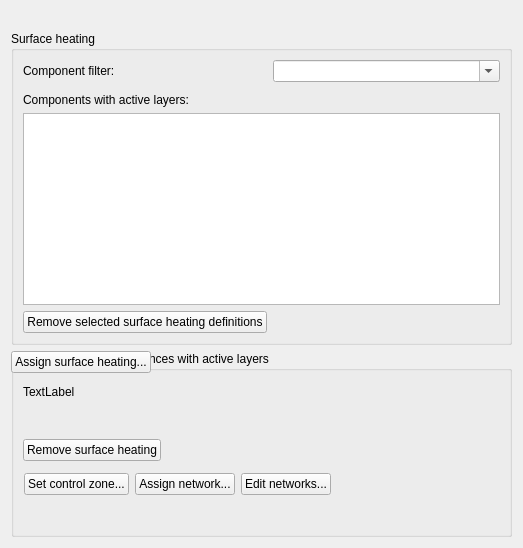
First picture: the form in SIM-VICUS/src/SVPropBuildingSurfaceHeatingWidget.ui, repository ghorwin/SIM-VICUS, before the edit.
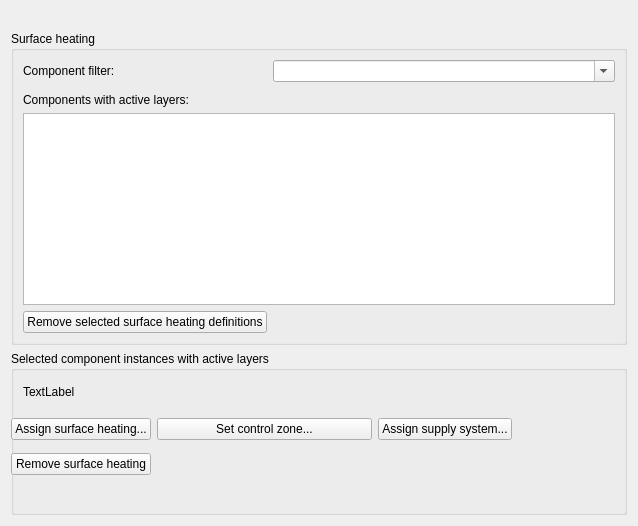
Second picture: the form after the edit.

The edit to the form file:
```diff
--- a/SIM-VICUS/src/SVPropBuildingSurfaceHeatingWidget.ui
+++ b/SIM-VICUS/src/SVPropBuildingSurfaceHeatingWidget.ui
@@ -6,8 +6,8 @@
    <rect>
     <x>0</x>
     <y>0</y>
-    <width>523</width>
-    <height>548</height>
+    <width>638</width>
+    <height>526</height>
    </rect>
   </property>
   <property name="sizePolicy">
@@ -142,9 +142,28 @@
        <string>TextLabel</string>
       </property>
      </widget>
-     <widget class="QWidget" name="">
-      <layout class="QHBoxLayout" name="horizontalLayout">
-       <item>
+     <widget class="QWidget" name="layoutWidget">
+      <property name="geometry">
+       <rect>
+        <x>0</x>
+        <y>0</y>
+        <width>480</width>
+        <height>27</height>
+       </rect>
+      </property>
+      <layout class="QHBoxLayout" name="horizontalLayout"/>
+     </widget>
+     <widget class="QWidget" name="layoutWidget">
+      <property name="geometry">
+       <rect>
+        <x>0</x>
+        <y>60</y>
+        <width>501</width>
+        <height>71</height>
+       </rect>
+      </property>
+      <layout class="QGridLayout" name="gridLayout">
+       <item row="0" column="0">
         <widget class="QPushButton" name="pushButtonAssignSurfaceHeating">
          <property name="text">
           <string>Assign surface heating...</string>
@@ -157,39 +176,40 @@
          </property>
         </widget>
        </item>
-       <item>
-        <spacer name="horizontalSpacer_10">
-         <property name="orientation">
-          <enum>Qt::Horizontal</enum>
+       <item row="0" column="1">
+        <widget class="QPushButton" name="pushButtonAssignSurfaceHeatingControlZone">
+         <property name="text">
+          <string>Set control zone...</string>
          </property>
-         <property name="sizeHint" stdset="0">
+         <property name="iconSize">
           <size>
-           <width>299</width>
-           <height>22</height>
+           <width>24</width>
+           <height>24</height>
           </size>
          </property>
-        </spacer>
+        </widget>
        </item>
-      </layout>
-     </widget>
-     <widget class="QWidget" name="">
-      <property name="geometry">
-       <rect>
-        <x>12</x>
-        <y>88</y>
-        <width>481</width>
-        <height>27</height>
-       </rect>
-      </property>
-      <layout class="QFormLayout" name="formLayout">
-       <item row="0" column="0">
+       <item row="0" column="2">
+        <widget class="QPushButton" name="pushButtonAssignSupplySystem">
+         <property name="text">
+          <string>Assign supply system...</string>
+         </property>
+         <property name="iconSize">
+          <size>
+           <width>24</width>
+           <height>24</height>
+          </size>
+         </property>
+        </widget>
+       </item>
+       <item row="1" column="0">
         <widget class="QPushButton" name="pushButtonRemoveSelectedSurfaceHeating">
          <property name="text">
           <string>Remove surface heating</string>
          </property>
         </widget>
        </item>
-       <item row="0" column="1">
+       <item row="1" column="1">
         <spacer name="horizontalSpacer_2">
          <property name="orientation">
           <enum>Qt::Horizontal</enum>
@@ -204,64 +224,6 @@
        </item>
       </layout>
      </widget>
-     <widget class="QWidget" name="">
-      <property name="geometry">
-       <rect>
-        <x>13</x>
-        <y>120</y>
-        <width>479</width>
-        <height>27</height>
-       </rect>
-      </property>
-      <layout class="QGridLayout" name="gridLayout">
-       <item row="0" column="0">
-        <widget class="QPushButton" name="pushButtonAssignSurfaceHeatingControlZone">
-         <property name="text">
-          <string>Set control zone...</string>
-         </property>
-         <property name="iconSize">
-          <size>
-           <width>24</width>
-           <height>24</height>
-          </size>
-         </property>
-        </widget>
-       </item>
-       <item row="0" column="1">
-        <widget class="QPushButton" name="pushButtonAssignSurfaceHeatingNetwork">
-         <property name="text">
-          <string>Assign network...</string>
-         </property>
-         <property name="iconSize">
-          <size>
-           <width>24</width>
-           <height>24</height>
-          </size>
-         </property>
-        </widget>
-       </item>
-       <item row="0" column="2">
-        <widget class="QPushButton" name="pushButtonEditSurfaceHeatingNetworks">
-         <property name="text">
-          <string>Edit networks...</string>
-         </property>
-        </widget>
-       </item>
-       <item row="0" column="3">
-        <spacer name="horizontalSpacer_3">
-         <property name="orientation">
-          <enum>Qt::Horizontal</enum>
-         </property>
-         <property name="sizeHint" stdset="0">
-          <size>
-           <width>98</width>
-           <height>20</height>
-          </size>
-         </property>
-        </spacer>
-       </item>
-      </layout>
-     </widget>
     </widget>
    </item>
   </layout>
```
Left out of the diff: 64 changed lines with no effect on the pictures.
